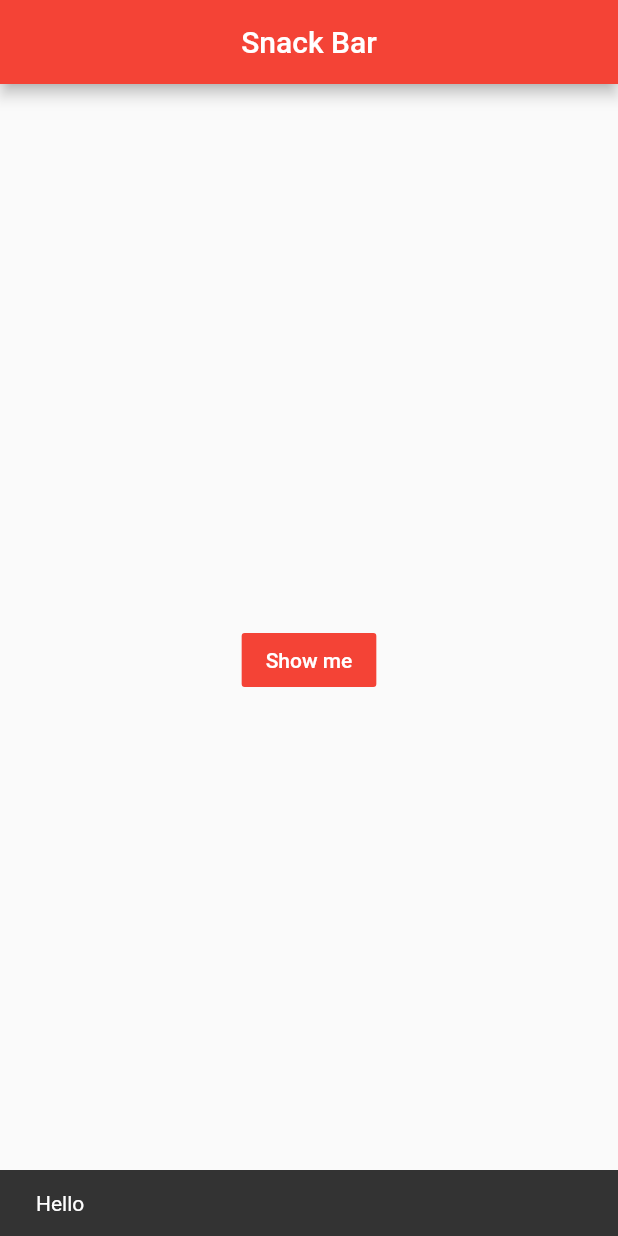
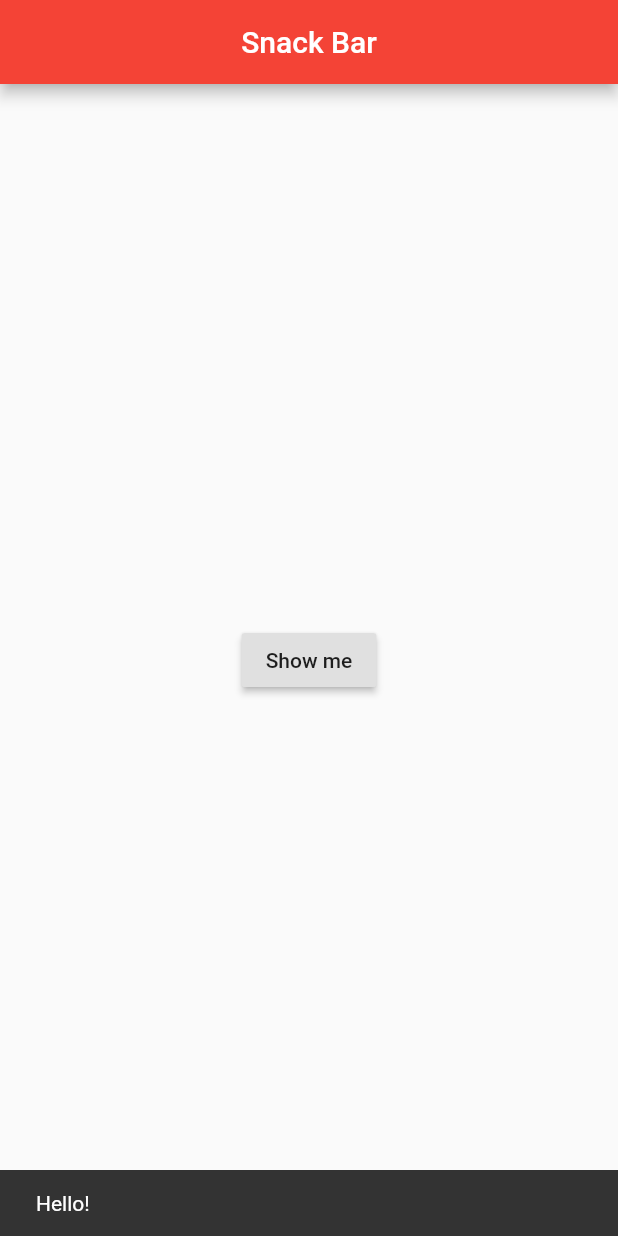
Before and after one commit to devlovecat/codingChef_snackbar, a Flutter app: the screen it shows after launch, after a tap on "Show me", on a phone screen of 412 x 824 dp. Run offline on Flutter 3.47's test engine with Material 2 defaults, Android fonts, the phone set to English and light mode, and no system bars.

Commit message:
코딩셰프 순한맛 스낵바

```diff
--- a/lib/main.dart
+++ b/lib/main.dart
@@ -25,21 +25,22 @@ class MyPage extends StatelessWidget {
           title: Text('Snack Bar'),
           centerTitle: true,
         ),
-        body: Builder(builder: (BuildContext ctx) {
-          return Center(
-            child: FlatButton(
-              color: Colors.red,
-              onPressed: () {
-                Scaffold.of(ctx).showSnackBar(
-                    SnackBar(content: Text('Hello'))
-                );
-              },
-              child: Text(
-                'Show me',
-                style: TextStyle(color: Colors.white),
-              ),
-            ),
-          );
-        }));
+        body: MySnackBar()
+    );
   }
 }
+class MySnackBar extends StatelessWidget {
+  const MySnackBar({Key? key}) : super(key: key);
+
+  @override
+  Widget build(BuildContext context) {
+    return Center(
+      child: RaisedButton(
+        child: Text('Show me'),
+        onPressed: (){
+          Scaffold.of(context).showSnackBar(SnackBar(content: Text('Hello!')));
+        },
+      ),
+    );
+  }
+}
```
